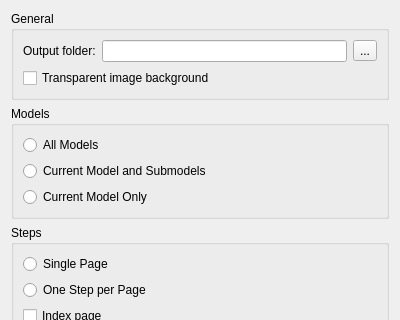
The window that common/lc_htmldialog.ui (nathaneltitane/studworx) describes before a commit, drawn with Qt 5; both pictures show x 0 to 400 and y 0 to 320 of the 400 by 526 pixel window.
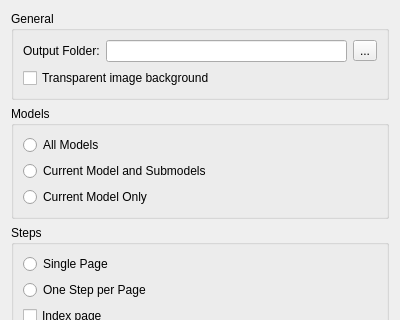
The same window after the commit.

```diff
--- a/common/lc_htmldialog.ui
+++ b/common/lc_htmldialog.ui
@@ -37,7 +37,7 @@
         <item>
          <widget class="QLabel" name="label_6">
           <property name="text">
-           <string>Output folder:</string>
+           <string>Output Folder:</string>
           </property>
           <property name="buddy">
            <cstring>outputFolder</cstring>
```
